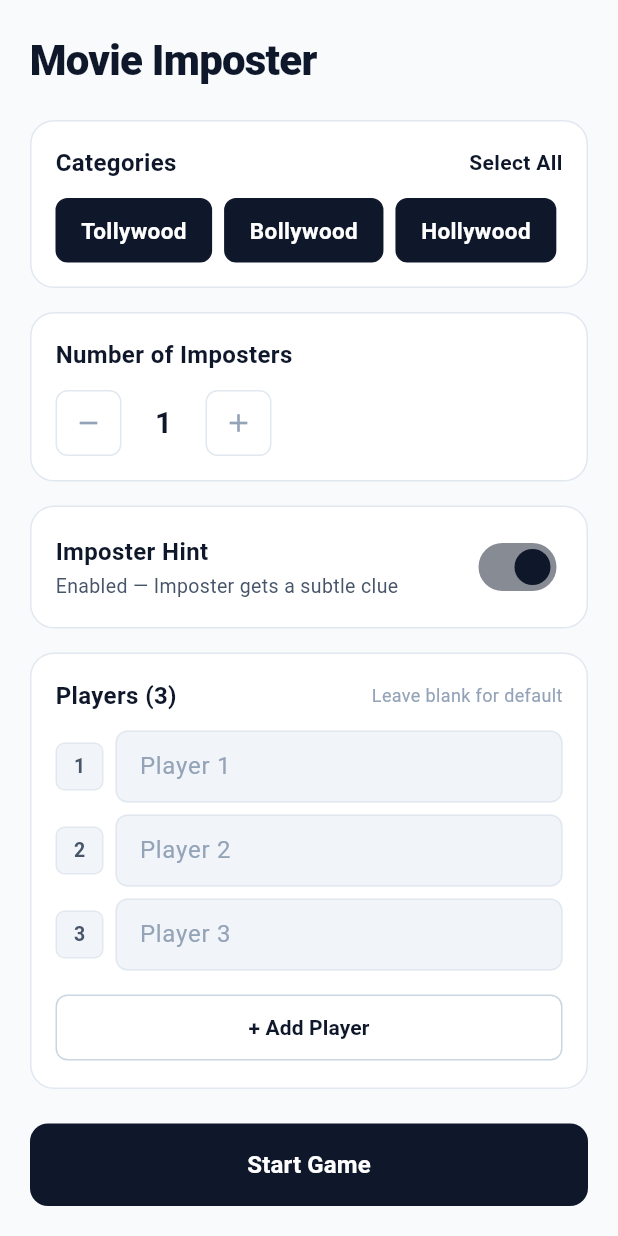
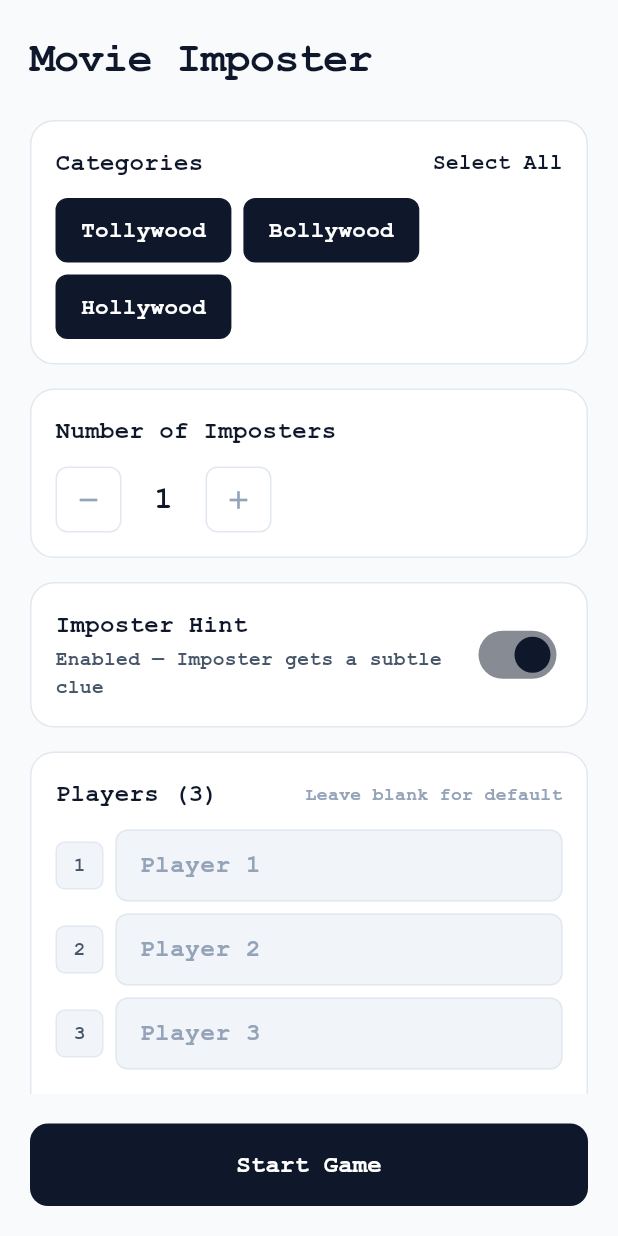
Before and after one commit to P-Sushanth/Movie_Imposter, a Flutter app: the screen it shows after launch, on a phone screen of 412 x 824 dp. Run offline on Flutter 3.47's test engine with Material 3 defaults, Android fonts, the phone set to English and light mode, and no system bars; project files that could hold a hidden picture were left out.

Commit message:
feat: embed Courier New font family and apply to theme

```diff
--- a/flutter_app/lib/theme/app_theme.dart
+++ b/flutter_app/lib/theme/app_theme.dart
@@ -24,7 +24,8 @@ class AppTheme {
         ),
         iconTheme: IconThemeData(color: AppColors.textPrimary),
       ),
-      fontFamily: 'Roboto',
+      fontFamily: 'Courier New',
+      fontFamilyFallback: const ['Courier', 'monospace'],
     );
   }
 }
--- a/flutter_app/pubspec.yaml
+++ b/flutter_app/pubspec.yaml
@@ -18,3 +18,9 @@ dev_dependencies:
 
 flutter:
   uses-material-design: true
+  fonts:
+    - family: Courier New
+      fonts:
+        - asset: assets/fonts/CourierNew-Regular.ttf
+        - asset: assets/fonts/CourierNew-Bold.ttf
+          weight: 700
```
Also changed, not shown: flutter_app/assets/fonts/CourierNew-Bold.ttf (added), flutter_app/assets/fonts/CourierNew-Regular.ttf (added).
